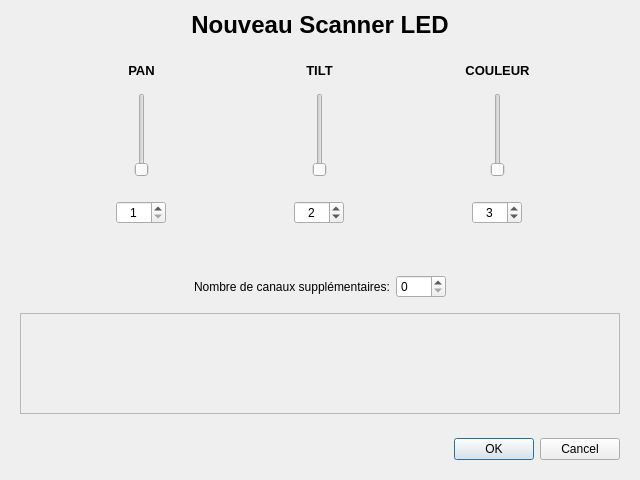
Old version of the form fenetrescannerled.ui in the repository Dthibault/theatre2013.
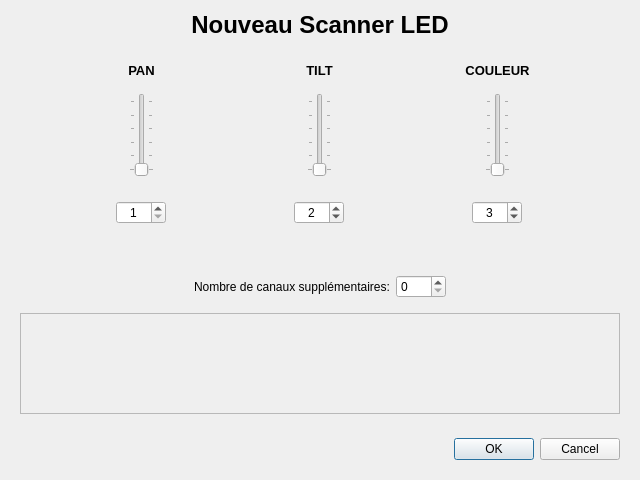
New version of the form.

```diff
--- a/fenetrescannerled.ui
+++ b/fenetrescannerled.ui
@@ -93,6 +93,12 @@
               <property name="orientation">
                <enum>Qt::Vertical</enum>
               </property>
+              <property name="tickPosition">
+               <enum>QSlider::TicksBothSides</enum>
+              </property>
+              <property name="tickInterval">
+               <number>50</number>
+              </property>
              </widget>
             </item>
             <item>
@@ -230,6 +236,12 @@
               <property name="orientation">
                <enum>Qt::Vertical</enum>
               </property>
+              <property name="tickPosition">
+               <enum>QSlider::TicksBothSides</enum>
+              </property>
+              <property name="tickInterval">
+               <number>50</number>
+              </property>
              </widget>
             </item>
             <item>
@@ -370,6 +382,12 @@
               <property name="orientation">
                <enum>Qt::Vertical</enum>
               </property>
+              <property name="tickPosition">
+               <enum>QSlider::TicksBothSides</enum>
+              </property>
+              <property name="tickInterval">
+               <number>50</number>
+              </property>
              </widget>
             </item>
             <item>
```
